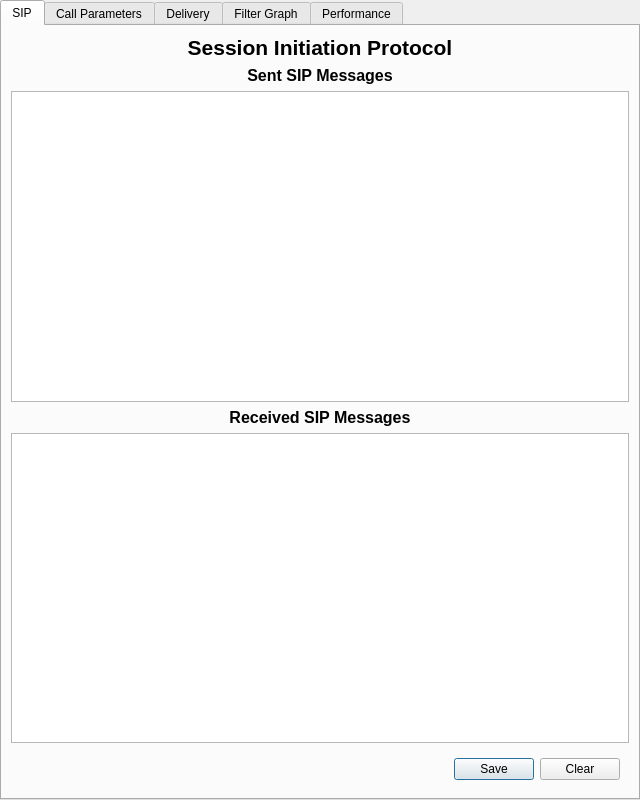
Before: the Qt Designer form ui/statisticswindow.ui in ultravideo/uvgComm, drawn with Qt 5.
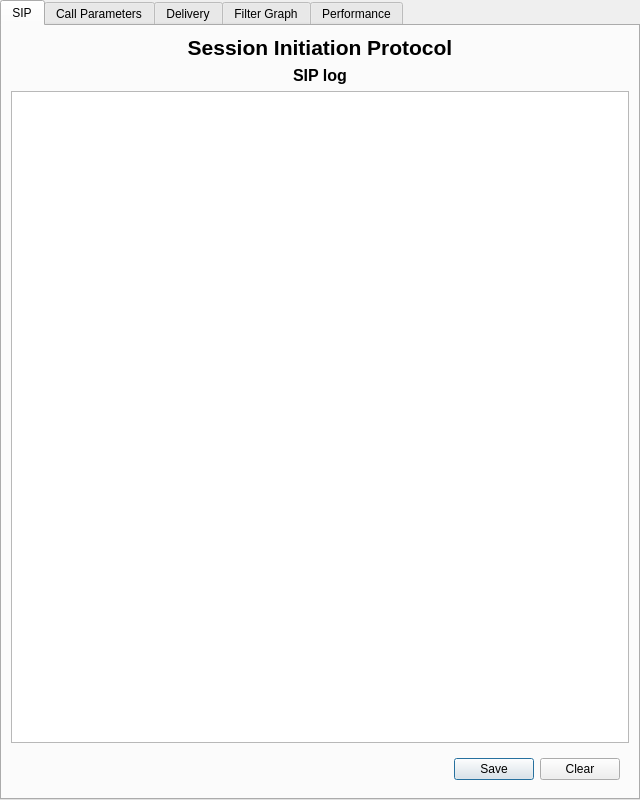
After: the same form once the commit is applied. Custom widgets are drawn as their Qt base class.

Commit message:
feature(GUI): Combine SIP send/receive logs into one log
A single log is much easier to read than two separate logs.

Patch:
```diff
--- a/ui/statisticswindow.ui
+++ b/ui/statisticswindow.ui
@@ -64,7 +64,7 @@
           </font>
          </property>
          <property name="text">
-          <string>Sent SIP Messages</string>
+          <string>SIP log</string>
          </property>
          <property name="alignment">
           <set>Qt::AlignCenter</set>
@@ -72,26 +72,7 @@
         </widget>
        </item>
        <item>
-        <widget class="QTableWidget" name="sent_list"/>
-       </item>
-       <item>
-        <widget class="QLabel" name="label">
-         <property name="font">
-          <font>
-           <pointsize>12</pointsize>
-           <bold>true</bold>
-          </font>
-         </property>
-         <property name="text">
-          <string>Received SIP Messages</string>
-         </property>
-         <property name="alignment">
-          <set>Qt::AlignCenter</set>
-         </property>
-        </widget>
-       </item>
-       <item>
-        <widget class="QTableWidget" name="received_list"/>
+        <widget class="QTableWidget" name="sip_list"/>
        </item>
        <item>
         <widget class="QWidget" name="widget" native="true">
```
The commit also changes 1 other file.
